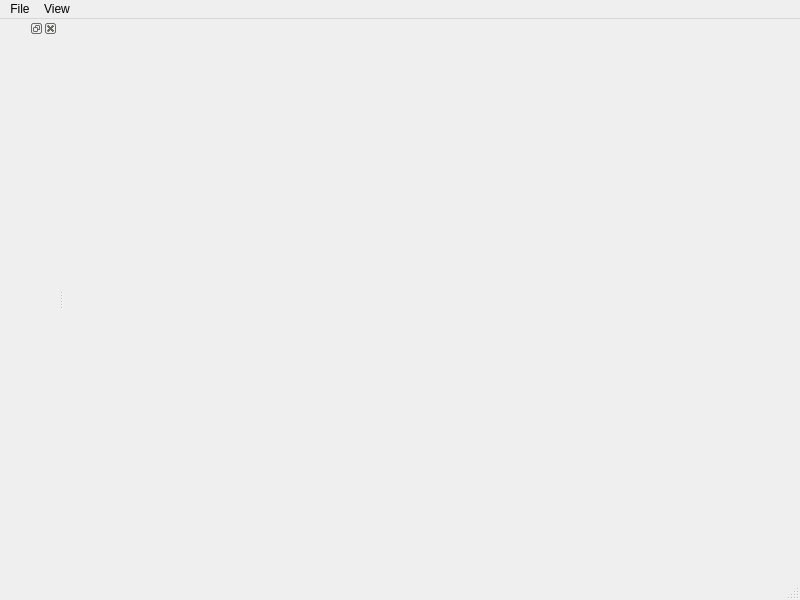
Above: mainwindow.ui from BigCubeCat/GameOfLife before the change. Below: the same form after it.
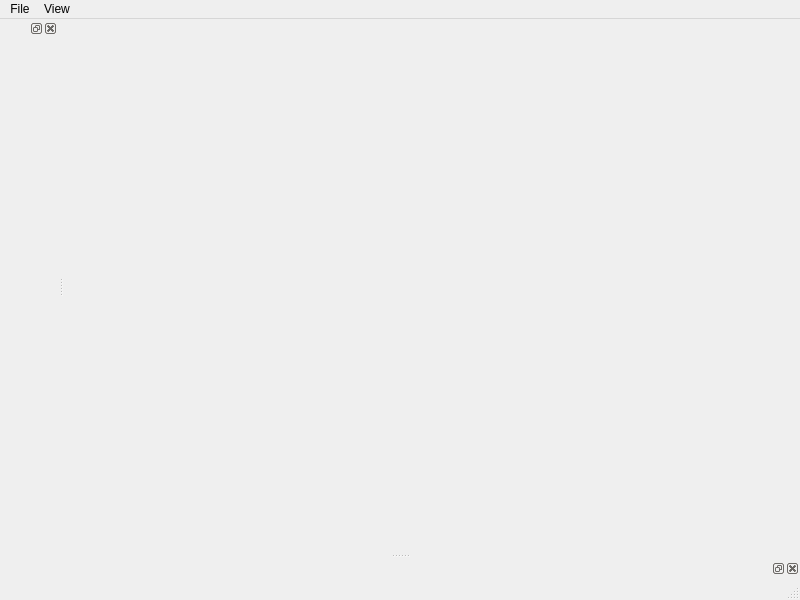
That is the form after the change.

Diff of the .ui file:
```diff
--- a/mainwindow.ui
+++ b/mainwindow.ui
@@ -64,6 +64,18 @@
    </attribute>
    <widget class="QWidget" name="dockWidgetContents"/>
   </widget>
+  <widget class="QDockWidget" name="coordsDock">
+   <property name="allowedAreas">
+    <set>Qt::BottomDockWidgetArea|Qt::TopDockWidgetArea</set>
+   </property>
+   <property name="windowTitle">
+    <string/>
+   </property>
+   <attribute name="dockWidgetArea">
+    <number>8</number>
+   </attribute>
+   <widget class="QWidget" name="dockWidgetContents_2"/>
+  </widget>
   <action name="actionOpen">
    <property name="text">
     <string>Open</string>
```
Left out of the diff: 5 changed lines with no effect on the pictures.
